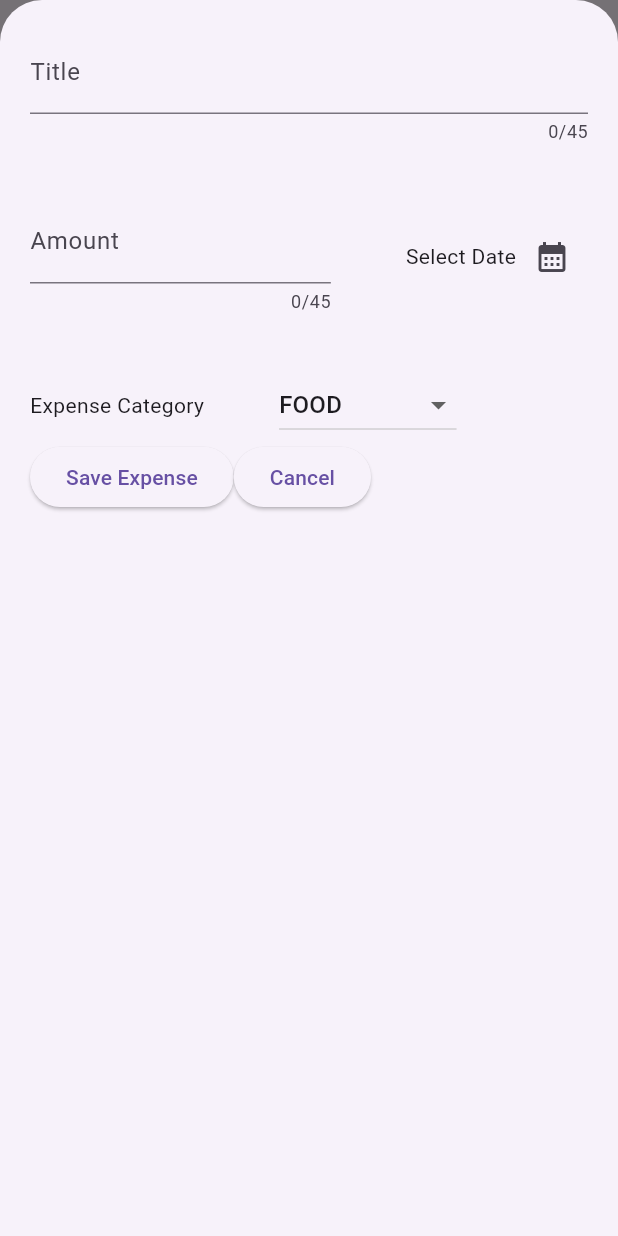
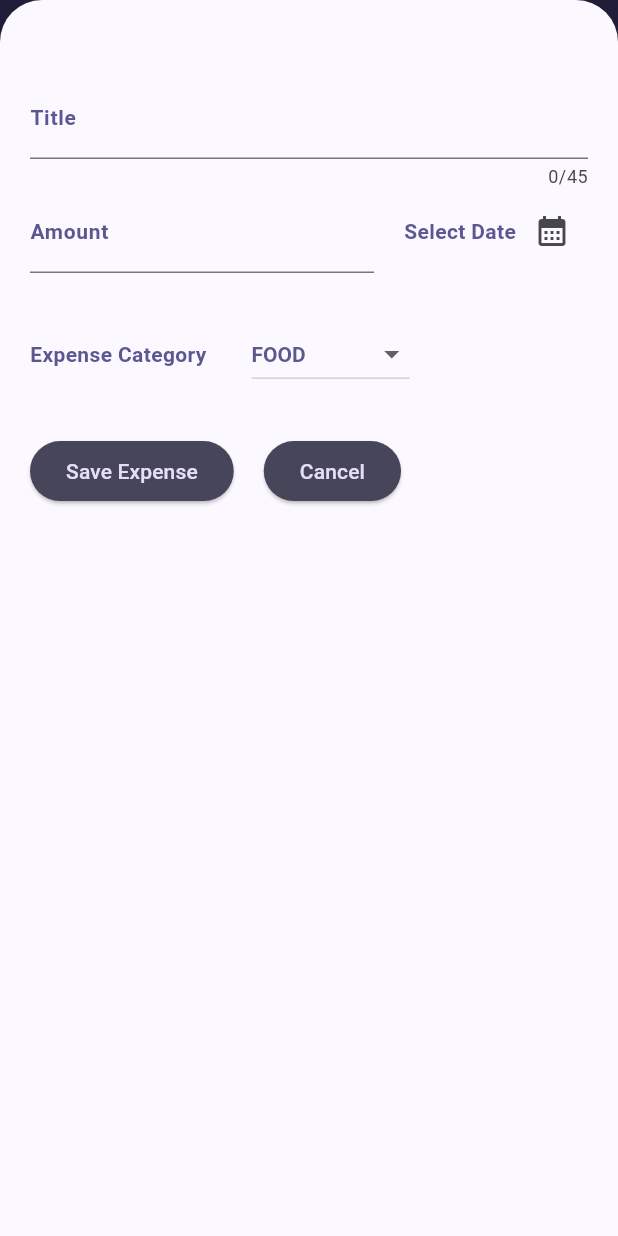
Before and after one commit to H4hmad/travel_expenses, a Flutter app: the screen it shows after launch, after a tap on the "add" icon, on a phone screen of 412 x 824 dp. Run offline on Flutter 3.47's test engine with Material 3 defaults, Android fonts, the phone set to English and light mode, and no system bars.

Commit message:
Completed Implementation

```diff
--- a/lib/main.dart
+++ b/lib/main.dart
@@ -1,12 +1,73 @@
 import 'package:flutter/material.dart';
 import 'package:travel_expenses/widgets/expenses.dart';
 
+var myLightColorScheme = ColorScheme.fromSeed(
+  seedColor: const Color.fromARGB(255, 93, 89, 159),
+);
+
+var myDarkColorScheme = ColorScheme.fromSeed(
+  brightness: Brightness.dark,
+  seedColor: const Color.fromARGB(255, 5, 99, 125),
+);
+
 void main() {
   runApp(
-    const MaterialApp(
-      home: Scaffold(
-        body: Expenses(),
-      ),
+    MaterialApp(
+      darkTheme: ThemeData.dark().copyWith(
+          colorScheme: myDarkColorScheme,
+          cardTheme: const CardTheme().copyWith(
+            color: myDarkColorScheme.primaryContainer,
+            margin: const EdgeInsets.symmetric(horizontal: 20, vertical: 8),
+          ),
+          textTheme: const TextTheme().copyWith(
+            titleLarge: TextStyle(
+              fontSize: 18,
+              fontWeight: FontWeight.bold,
+              color: myDarkColorScheme.primaryContainer,
+            ),
+            headlineSmall: TextStyle(
+              fontSize: 16,
+              fontWeight: FontWeight.bold,
+              color: myDarkColorScheme
+                  .onPrimaryContainer, //changed this to Dark Colour Theme after the video
+            ),
+          )),
+      theme: ThemeData().copyWith(
+          colorScheme: myLightColorScheme,
+          appBarTheme: const AppBarTheme().copyWith(
+            backgroundColor: myLightColorScheme.onPrimaryContainer,
+            foregroundColor: myLightColorScheme.primaryContainer,
+          ),
+          cardTheme: const CardTheme().copyWith(
+            color: myLightColorScheme.primaryContainer,
+            margin: const EdgeInsets.symmetric(horizontal: 20, vertical: 8),
+          ),
+          elevatedButtonTheme: ElevatedButtonThemeData(
+            style: ElevatedButton.styleFrom(
+              backgroundColor: myLightColorScheme.onSecondaryContainer,
+              foregroundColor: myLightColorScheme.secondaryContainer,
+            ),
+          ),
+          textTheme: const TextTheme().copyWith(
+            titleLarge: TextStyle(
+              fontSize: 18,
+              fontWeight: FontWeight.bold,
+              color: myLightColorScheme.primaryContainer,
+            ),
+            headlineSmall: TextStyle(
+              fontSize: 16,
+              fontWeight: FontWeight.bold,
+              color: myLightColorScheme.onPrimaryContainer,
+            ),
+          ),
+          dialogTheme: const DialogTheme().copyWith(
+              backgroundColor: myLightColorScheme.surface,
+              contentTextStyle: TextStyle(
+                fontSize: 14,
+                fontWeight: FontWeight.bold,
+                color: myLightColorScheme.surfaceTint,
+              ))),
+      home: const Expenses(),
     ),
   );
 }
--- a/lib/models/expense.dart
+++ b/lib/models/expense.dart
@@ -1,5 +1,5 @@
+import 'package:flutter/material.dart';
 import 'package:uuid/uuid.dart';
-import 'package:flutter/material.dart';
 import 'package:intl/intl.dart';
 
 final formatter = DateFormat.yMd();
@@ -9,7 +9,7 @@ const uuid = Uuid();
 enum Category { food, experience, shopping, stay }
 
 const categoryIcons = {
-  Category.food: Icons.fastfood,
+  Category.food: Icons.fastfood_rounded,
   Category.experience: Icons.snowboarding,
   Category.shopping: Icons.shopping_basket,
   Category.stay: Icons.hotel,
@@ -33,3 +33,23 @@ class Expense {
     return formatter.format(date);
   }
 }
+
+class AllExpensesContainer {
+  const AllExpensesContainer({required this.category, required this.expenses});
+
+  AllExpensesContainer.forCategory(List<Expense> allExpenses, this.category)
+      : expenses = allExpenses
+            .where((expense) => expense.category == category)
+            .toList();
+
+  final Category category;
+  final List<Expense> expenses;
+
+  double get sumOfExpenses {
+    double sum = 0;
+    for (final expense in expenses) {
+      sum += expense.amount;
+    }
+    return sum;
+  }
+}
--- /dev/null
+++ b/lib/widgets/chart_bar.dart
@@ -0,0 +1,31 @@
+import 'package:flutter/material.dart';
+
+class ChartBar extends StatelessWidget {
+  const ChartBar({super.key, required this.proportion});
+
+  final double proportion;
+
+  @override
+  Widget build(context) {
+    final isDarkMode =
+        MediaQuery.of(context).platformBrightness == Brightness.dark;
+    return Expanded(
+      child: Padding(
+        padding: const EdgeInsets.symmetric(horizontal: 5),
+        child: FractionallySizedBox(
+          heightFactor: proportion,
+          child: DecoratedBox(
+            decoration: BoxDecoration(
+              shape: BoxShape.rectangle,
+              borderRadius:
+                  const BorderRadius.vertical(top: Radius.circular(7)),
+              color: isDarkMode
+                  ? Theme.of(context).colorScheme.onPrimary.withOpacity(0.7)
+                  : Theme.of(context).colorScheme.onPrimaryContainer,
+            ),
+          ),
+        ),
+      ),
+    );
+  }
+}
--- /dev/null
+++ b/lib/widgets/expense_chart.dart
@@ -0,0 +1,81 @@
+import 'package:flutter/material.dart';
+import 'package:travel_expenses/models/expense.dart';
+import 'package:travel_expenses/widgets/chart_bar.dart';
+
+class Chart extends StatelessWidget {
+  const Chart({super.key, required this.expenses});
+
+  final List<Expense> expenses;
+
+  // this categorises the expenses, takes all the expenses, and creates a list with indivdual expenses per category
+  List<AllExpensesContainer> get categoryExpenses {
+    return [
+      AllExpensesContainer.forCategory(expenses, Category.food),
+      AllExpensesContainer.forCategory(expenses, Category.experience),
+      AllExpensesContainer.forCategory(expenses, Category.shopping),
+      AllExpensesContainer.forCategory(expenses, Category.stay),
+    ];
+  }
+
+  double get highestExpense {
+    double highestExpense = 0;
+    for (final category in categoryExpenses) {
+      if (category.sumOfExpenses > highestExpense)
+        highestExpense = category.sumOfExpenses;
+    }
+    return highestExpense;
+  }
+
+  @override
+  Widget build(context) {
+    return Container(
+      margin: const EdgeInsets.all(16),
+      padding: const EdgeInsets.symmetric(
+        vertical: 20,
+        horizontal: 10,
+      ),
+      width: double.infinity,
+      height: 200,
+      decoration: BoxDecoration(
+        borderRadius: BorderRadius.circular(10),
+        gradient: LinearGradient(
+          colors: [
+            Theme.of(context).colorScheme.primary.withOpacity(0.8),
+            Theme.of(context).colorScheme.primary.withOpacity(0.3),
+          ],
+          begin: Alignment.topCenter,
+          end: Alignment.bottomCenter,
+        ),
+      ),
+      child: Column(children: [
+        Expanded(
+          child: Row(
+            crossAxisAlignment: CrossAxisAlignment.end,
+            children: [
+              for (final categoryExpense in categoryExpenses)
+                ChartBar(
+                    proportion: categoryExpense.sumOfExpenses == 0
+                        ? 0
+                        : categoryExpense.sumOfExpenses / highestExpense)
+            ],
+          ),
+        ),
+        const SizedBox(height: 12),
+        Row(
+            children: categoryExpenses
+                .map(
+                  (categoryExpense) => Expanded(
+                    child: Padding(
+                      padding: const EdgeInsets.symmetric(horizontal: 4),
+                      child: Icon(
+                        categoryIcons[categoryExpense.category],
+                        color: Theme.of(context).colorScheme.primary,
+                      ),
+                    ),
+                  ),
+                )
+                .toList()),
+      ]),
+    );
+  }
+}
--- a/lib/widgets/expenses.dart
+++ b/lib/widgets/expenses.dart
@@ -1,37 +1,40 @@
 import 'package:flutter/material.dart';
+import 'package:travel_expenses/widgets/expense_chart.dart';
 import 'package:travel_expenses/models/expense.dart';
 import 'package:travel_expenses/widgets/expenses_list/expenses_list.dart';
 import 'package:travel_expenses/widgets/new_eexpense.dart';
 
 class Expenses extends StatefulWidget {
-  const Expenses({super.key});
+  const Expenses();
 
   @override
-  State<Expenses> createState() => _ExpensesState();
+  State<Expenses> createState() {
+    return _Expenses();
+  }
 }
 
-class _ExpensesState extends State<Expenses> {
+class _Expenses extends State<Expenses> {
   final List<Expense> _myExpenses = [
     Expense(
-      title: 'ValentineEEE Dinner',
-      amount: 399.9,
+      title: 'Valentine Dinner',
+      amount: 250,
       date: DateTime.now(),
       category: Category.food,
     ),
     Expense(
-        title: 'Sky Diving',
-        amount: 500.9,
-        date: DateTime.now(),
-        category: Category.experience)
+      title: 'Sky Diving',
+      amount: 500.00,
+      date: DateTime.now(),
+      category: Category.experience,
+    ),
   ];
 
   void _openAddExpenseItemOverlay() {
     showModalBottomSheet(
       isScrollControlled: true,
       context: context,
-      builder: (modalContext) => NewExpense(
-        onAddExpense: _addExpense,
-      ),
+      builder: (modalContext) => NewExpense(onAddExpense: _addExpense),
+      backgroundColor: Theme.of(context).dialogTheme.backgroundColor,
     );
   }
 
@@ -41,12 +44,40 @@ class _ExpensesState extends State<Expenses> {
     });
   }
 
+  void _removeExpense(Expense expense) {
+    final expenseIndex = _myExpenses.indexOf(expense);
+    setState(() {
+      _myExpenses.remove(expense);
+    });
+    ScaffoldMessenger.of(context).clearSnackBars();
+    ScaffoldMessenger.of(context).showSnackBar(SnackBar(
+      content: const Text('Expense Deleted'),
+      duration: const Duration(seconds: 4),
+      action: SnackBarAction(
+          label: 'Undo',
+          onPressed: () {
+            setState(() {
+              _myExpenses.insert(expenseIndex, expense);
+            });
+          }),
+    ));
+  }
+
   @override
-  Widget build(BuildContext context) {
+  Widget build(context) {
+    Widget mainScreenContent = const Center(
+      child: Text(' No Expenses here.. Please add some'),
+    );
+
+    if (_myExpenses.isNotEmpty) {
+      mainScreenContent = ExpensesList(
+        allExpenses: _myExpenses,
+        onRemoveExpense: _removeExpense,
+      );
+    }
     return Scaffold(
       appBar: AppBar(
-        title: const Text("Travel Expenses Tracker  "),
-        centerTitle: true,
+        title: const Text("Travel Expenses Tracker"),
         actions: [
           IconButton(
             onPressed: _openAddExpenseItemOverlay,
@@ -56,12 +87,8 @@ class _ExpensesState extends State<Expenses> {
       ),
       body: Column(
         children: [
-          // const Text("Travel Expenses App!"),
-          const Text("Chard goes here"),
-          const SizedBox(height: 30),
-          Expanded(
-            child: ExpensesList(allExpenses: _myExpenses),
-          ),
+          Chart(expenses: _myExpenses),
+          Expanded(child: mainScreenContent)
         ],
       ),
     );
--- a/lib/widgets/expenses_list/expenses_item.dart
+++ b/lib/widgets/expenses_list/expenses_item.dart
@@ -7,29 +7,46 @@ class ExpenseItem extends StatelessWidget {
   final Expense expense;
 
   @override
-  Widget build(BuildContext context) {
+  Widget build(context) {
     return Card(
       child: Padding(
-        padding: const EdgeInsets.symmetric(horizontal: 25, vertical: 20),
+          padding: const EdgeInsets.symmetric(
+            horizontal: 30,
+            vertical: 20,
+          ),
           child: Column(
+            crossAxisAlignment: CrossAxisAlignment.start,
             children: [
-            Text(expense.title),
+              Text(
+                expense.title,
+                style: Theme.of(context).textTheme.headlineSmall,
+              ),
               Row(
                 children: [
-                Text("${expense.amount.toStringAsFixed(2)} "),
+                  Text(
+                    '\$${expense.amount.toStringAsFixed(2)}',
+                    style: Theme.of(context).textTheme.headlineSmall!.copyWith(
+                          fontStyle: FontStyle.italic,
+                        ),
+                  ),
                   const Spacer(),
                   Row(
                     children: [
                       Icon(categoryIcons[expense.category]),
                       const SizedBox(width: 10),
-                    Text(expense.formattedDate),
+                      Text(
+                        expense.formattedDate,
+                        style:
+                            Theme.of(context).textTheme.headlineSmall!.copyWith(
+                                  fontStyle: FontStyle.italic,
+                                ),
+                      ),
                     ],
                   ),
                 ],
               )
             ],
-        ),
-      ),
+          )),
     );
   }
 }
--- a/lib/widgets/expenses_list/expenses_list.dart
+++ b/lib/widgets/expenses_list/expenses_list.dart
@@ -3,17 +3,32 @@ import 'package:travel_expenses/models/expense.dart';
 import 'package:travel_expenses/widgets/expenses_list/expenses_item.dart';
 
 class ExpensesList extends StatelessWidget {
-  const ExpensesList({super.key, required this.allExpenses});
+  const ExpensesList(
+      {super.key, required this.allExpenses, required this.onRemoveExpense});
+
   final List<Expense> allExpenses;
+  final void Function(Expense expense) onRemoveExpense;
 
   @override
-  Widget build(BuildContext context) {
+  Widget build(context) {
     return ListView.builder(
-      itemCount: allExpenses.length,
-      itemBuilder: (listContext, index) => Dismissible(
-        key: ValueKey(allExpenses[index]),
-        child: ExpenseItem(allExpenses[index]),
-      ),
-    );
+        itemCount: allExpenses.length,
+        itemBuilder: (listContext, index) => Dismissible(
+              onDismissed: (direction) {
+                onRemoveExpense(
+                  allExpenses[index],
+                );
+                print(
+                    direction); //tried to see what gets printed when we swipe left and right, may be you could use this to have background colours?
+              },
+              key: ValueKey(allExpenses[index]),
+              background: Container(
+                color: Theme.of(context).colorScheme.error.withOpacity(0.75),
+                margin: EdgeInsets.symmetric(
+                  horizontal: Theme.of(context).cardTheme.margin!.horizontal,
+                ),
+              ),
+              child: ExpenseItem(allExpenses[index]),
+            ));
   }
 }
--- a/lib/widgets/new_eexpense.dart
+++ b/lib/widgets/new_eexpense.dart
@@ -3,11 +3,12 @@ import 'package:travel_expenses/models/expense.dart';
 
 class NewExpense extends StatefulWidget {
   const NewExpense({super.key, required this.onAddExpense});
-
   final void Function(Expense expense) onAddExpense;
 
   @override
-  State<NewExpense> createState() => _NewExpenseState();
+  State<NewExpense> createState() {
+    return _NewExpenseState();
+  }
 }
 
 class _NewExpenseState extends State<NewExpense> {
@@ -16,6 +17,7 @@ class _NewExpenseState extends State<NewExpense> {
   DateTime? _chosenDate;
   Category _chosenCategory = Category.food;
 
+  @override
   void dispose() {
     _titleController.dispose();
     _amountController.dispose();
@@ -33,32 +35,28 @@ class _NewExpenseState extends State<NewExpense> {
     setState(() {
       _chosenDate = selectedDate;
     });
-
-    print(selectedDate);
   }
 
   void _submitExpense() {
     final enteredAmount = double.tryParse(_amountController.text);
     final amountIsInvalid = enteredAmount == null || enteredAmount <= 0;
-
     if (_titleController.text.trim().isEmpty ||
         amountIsInvalid ||
         _chosenDate == null) {
       showDialog(
           context: context,
           builder: (dialogContext) => AlertDialog(
-          title: const Text("Invalid Input"),
-          content: const Text("Please enter a valid value."),
+                title: const Text('Invalid Input'),
+                content: const Text(
+                    'Please ensure you have entered a Title, Amount, Date, and Category'),
                 actions: [
                   TextButton(
                       onPressed: () {
                         Navigator.pop(dialogContext);
                       },
-              child: const Text("OKAY"),
-            )
+                      child: const Text('Okay'))
                 ],
-        ),
-      );
+              ));
       return;
     }
     widget.onAddExpense(Expense(
@@ -67,25 +65,22 @@ class _NewExpenseState extends State<NewExpense> {
       date: _chosenDate!,
       category: _chosenCategory,
     ));
+    Navigator.pop(
+        context); //1. added this to close the modal after adding the expense
   }
-
-  // @override
-  // void initState() {
-  //   super.initState();
-  //   _chosenCategory = Category.food; // Set default category
-  // }
 
   @override
   Widget build(BuildContext context) {
     return Padding(
-      padding: const EdgeInsets.all(20),
+      padding: const EdgeInsets.fromLTRB(20, 50, 20, 20),
       child: Column(
         children: [
           TextField(
             controller: _titleController,
             maxLength: 45,
-            decoration: const InputDecoration(
-              label: Text("Title"),
+            decoration: InputDecoration(
+              label: Text('Title',
+                  style: DialogTheme.of(context).contentTextStyle),
             ),
           ),
           Row(
@@ -93,58 +88,71 @@ class _NewExpenseState extends State<NewExpense> {
               Expanded(
                 child: TextField(
                   controller: _amountController,
-                  maxLength: 45,
-                  decoration: const InputDecoration(
+                  keyboardType: TextInputType.number,
+                  decoration: InputDecoration(
                     prefixText: '\$',
-                    label: Text("Amount"),
+                    label: Text('Amount',
+                        style: DialogTheme.of(context).contentTextStyle),
                   ),
                 ),
               ),
-              const SizedBox(height: 150, width: 50),
+              const SizedBox(
+                width: 20,
+              ),
               Row(
+                mainAxisAlignment: MainAxisAlignment.end,
+                crossAxisAlignment: CrossAxisAlignment.center,
                 children: [
-                  Text(_chosenDate == null
+                  Text(
+                      _chosenDate == null
                           ? 'Select Date'
-                      : formatter.format(_chosenDate!)),
+                          : formatter.format(_chosenDate!),
+                      style: DialogTheme.of(context)
+                          .contentTextStyle), //If you print the chosenDate without the format, it actually works, unsure why it wasn't showing up when we tried during the recording
                   IconButton(
                       onPressed: _openDatePicker,
-                    icon: const Icon(Icons.calendar_month),
-                  )
+                      icon: const Icon(Icons.calendar_month))
                 ],
               )
             ],
           ),
+          const SizedBox(
+            height: 30,
+          ),
           Row(
-            // mainAxisAlignment: MainAxisAlignment.spaceBetween,
             children: [
-              const Text("Expense Category"),
-              const SizedBox(width: 50),
+              Text("Expense Category",
+                  style: DialogTheme.of(context).contentTextStyle),
+              const SizedBox(
+                width: 30,
+              ),
               DropdownButton(
                   value: _chosenCategory,
+                  items: Category.values
+                      .map((category) => DropdownMenuItem(
+                          value: category,
+                          child: Text(category.name.toUpperCase())))
+                      .toList(),
+                  style: DialogTheme.of(context).contentTextStyle,
                   onChanged: (value) {
-                  // Make the parameter nullable
+                    if (value == null) return;
                     setState(() {
-                    _chosenCategory = value!;
+                      _chosenCategory = value;
                     });
-                },
-                items: Category.values
-                    .map(
-                      (category) => DropdownMenuItem(
-                        value: category,
-                        child: Text(category.name.toUpperCase()),
+                  }),
+            ],
           ),
-                    )
-                    .toList(),
-              ),
-            ],
+          const SizedBox(
+            height: 30,
           ),
           Row(
             children: [
               ElevatedButton(
-                onPressed: () {
-                  _submitExpense();
-                },
+                onPressed: _submitExpense,
                 child: const Text('Save Expense'),
+              ),
+              const SizedBox(
+                width: 20,
               ),
               ElevatedButton(
                 onPressed: () {
@@ -153,7 +161,7 @@ class _NewExpenseState extends State<NewExpense> {
                 child: const Text('Cancel'),
               ),
             ],
-          ),
+          )
         ],
       ),
     );
```
Lines whose indentation alone changed are shown as unchanged.
